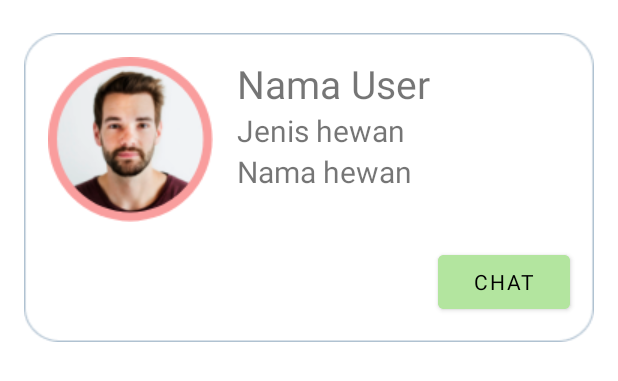
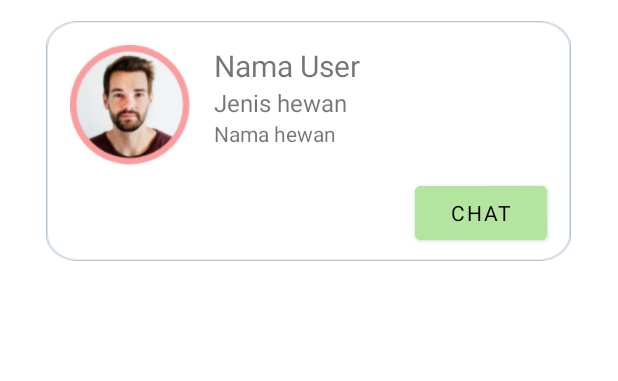
Before and after one commit to elsaintan/HiVet-, an Android app: the layout kberlangsung_layout.xml on its own in the app's theme, with its tools: preview values and no code run, on a phone screen of 412 x 824 dp. Shown: the top 381 px of the screen. Run offline under Robolectric (Android 15) with nearby library versions, the phone set to English and light mode, and no system bars; Roboto replaces fonts that are not available here.

Commit message:
gg geming

```diff
--- a/app/src/main/res/layout/activity_janji_temu.xml
+++ b/app/src/main/res/layout/activity_janji_temu.xml
@@ -82,7 +82,7 @@
         android:layout_below="@id/jadwalRL"
         android:layout_marginStart="30dp"
         android:layout_marginEnd="30dp"
-        android:paddingTop="50dp"
-        tools:listitem="@layout/janji_temu_layout"/>
+        android:paddingTop="25dp"
+        tools:listitem="@layout/janji_temu_layout" />
 
 </RelativeLayout>
--- a/app/src/main/res/layout/kberlangsung_layout.xml
+++ b/app/src/main/res/layout/kberlangsung_layout.xml
@@ -11,10 +11,10 @@
         android:orientation="vertical">
 
         <LinearLayout
-            android:layout_width="match_parent"
-            android:layout_height="wrap_content"
-            android:layout_gravity="center_vertical"
-            android:layout_margin="16dp"
+            android:layout_width="350dp"
+            android:layout_height="160dp"
+            android:layout_gravity="center_horizontal|center_vertical"
+            android:layout_margin="8dp"
             android:background="@drawable/frame_transparan"
             android:orientation="horizontal">
 
@@ -24,8 +24,8 @@
 
                 <androidx.appcompat.widget.AppCompatImageView
                     android:id="@+id/photouser"
-                    android:layout_width="wrap_content"
-                    android:layout_height="wrap_content"
+                    android:layout_width="80dp"
+                    android:layout_height="80dp"
                     android:layout_margin="16dp"
                     android:src="@drawable/profile"
                     app:layout_constraintStart_toStartOf="parent"
@@ -37,7 +37,7 @@
                     android:layout_height="wrap_content"
                     android:layout_marginStart="16dp"
                     android:text="Nama User"
-                    android:textSize="26sp"
+                    android:textSize="20sp"
                     app:layout_constraintStart_toEndOf="@+id/photouser"
                     app:layout_constraintTop_toTopOf="@+id/photouser" />
 
@@ -46,7 +46,7 @@
                     android:layout_width="wrap_content"
                     android:layout_height="wrap_content"
                     android:text="Jenis hewan"
-                    android:textSize="20sp"
+                    android:textSize="16sp"
                     app:layout_constraintStart_toStartOf="@+id/nameTV"
                     app:layout_constraintTop_toBottomOf="@+id/nameTV" />
 
@@ -55,7 +55,7 @@
                     android:layout_width="wrap_content"
                     android:layout_height="wrap_content"
                     android:text="Nama hewan"
-                    android:textSize="20sp"
+                    android:textSize="14sp"
                     app:layout_constraintStart_toStartOf="@+id/jenisTV"
                     app:layout_constraintTop_toBottomOf="@+id/jenisTV" />
 
```
Also changed, not shown: app/src/main/res/layout/janji_temu_layout.xml (+9 -9 lines), app/src/main/res/layout/permintaan_layout.xml (+9 -9 lines).
